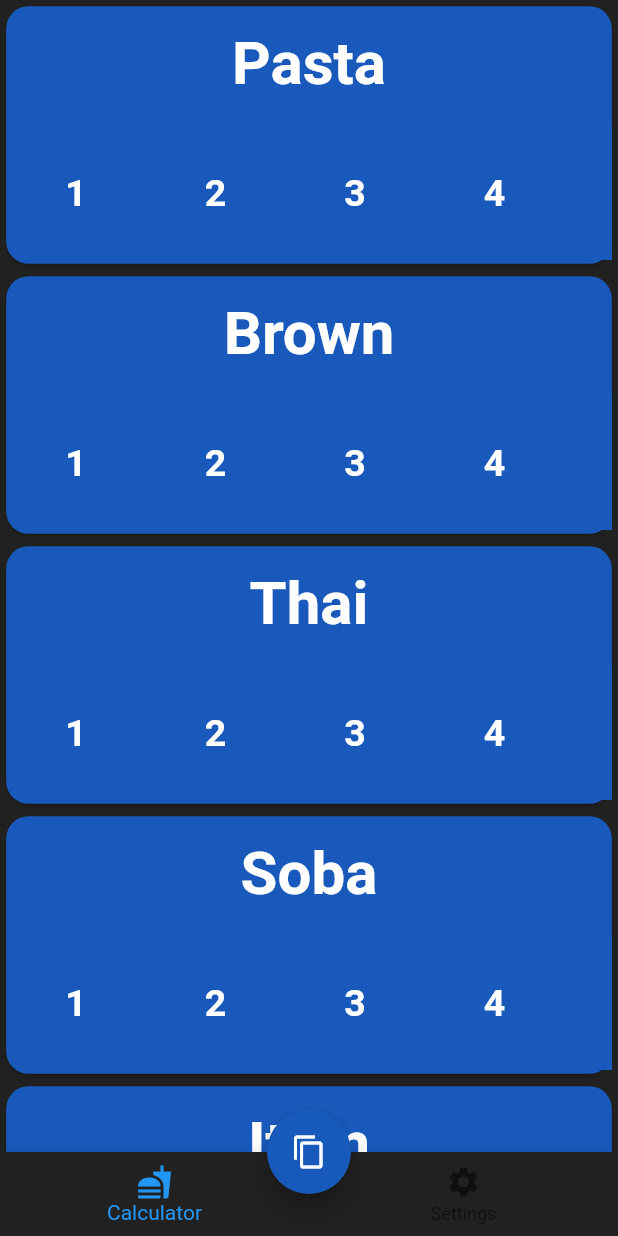
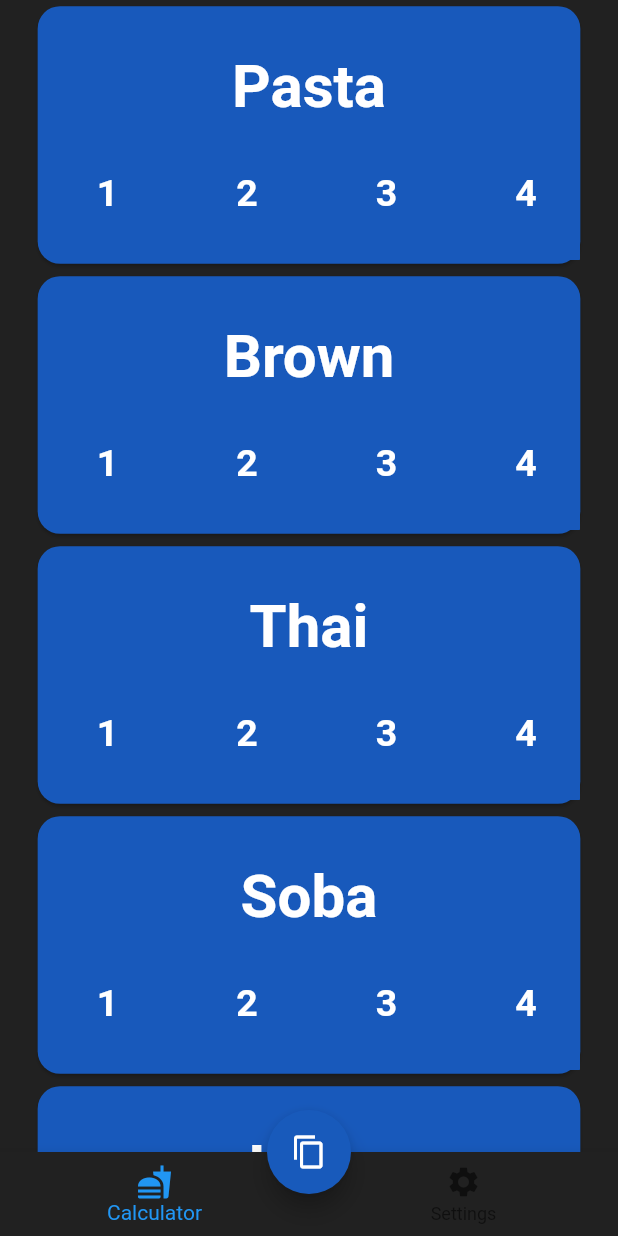
Before and after one commit to MenuItem207/salad, a Flutter app: the Calculator screen opened by its route, on a phone screen of 412 x 824 dp. Run offline on Flutter 3.47's test engine with Material 2 defaults, Android fonts, the phone set to English and light mode, and no system bars; missing offline and left inert: clipboard_manager.

Commit message:
Update calculator.dart

```diff
--- a/lib/calculator.dart
+++ b/lib/calculator.dart
@@ -86,8 +86,10 @@ class CreateSection extends StatelessWidget {
   Widget build(BuildContext context) {
     return Column(
       children: [
-        Padding(
-          padding: const EdgeInsets.all(15.0),
+        Container(
+          margin: const EdgeInsets.only(
+            top: 30,
+          ),
           child: Text(
             items[itemIndex][0].toString(),
             style: TextStyle(
@@ -153,8 +155,11 @@ class Calculator extends StatelessWidget {
               shrinkWrap: true,
               itemCount: items.length,
               itemBuilder: (context, index) {
-                return Container(
+                return Align(
+                  alignment: Alignment.center,
+                  child: Container(
                     height: 180,
+                    width: 370,
                     child: Padding(
                       padding: const EdgeInsets.all(0.1),
                       child: Card(
@@ -163,6 +168,7 @@ class Calculator extends StatelessWidget {
                         ),
                         child: CreateSection(index),
                         color: const Color(0xFF1859BB), //212121),
+                      ),
                     ),
                   ),
                 );
```
Lines whose indentation alone changed are shown as unchanged.
